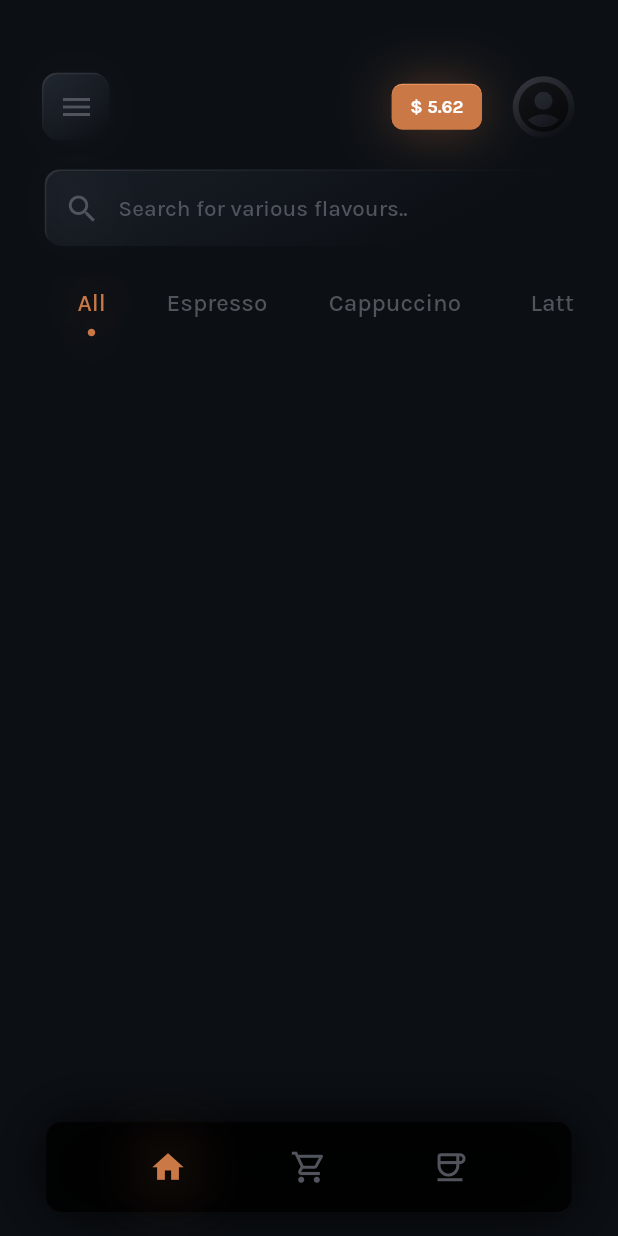
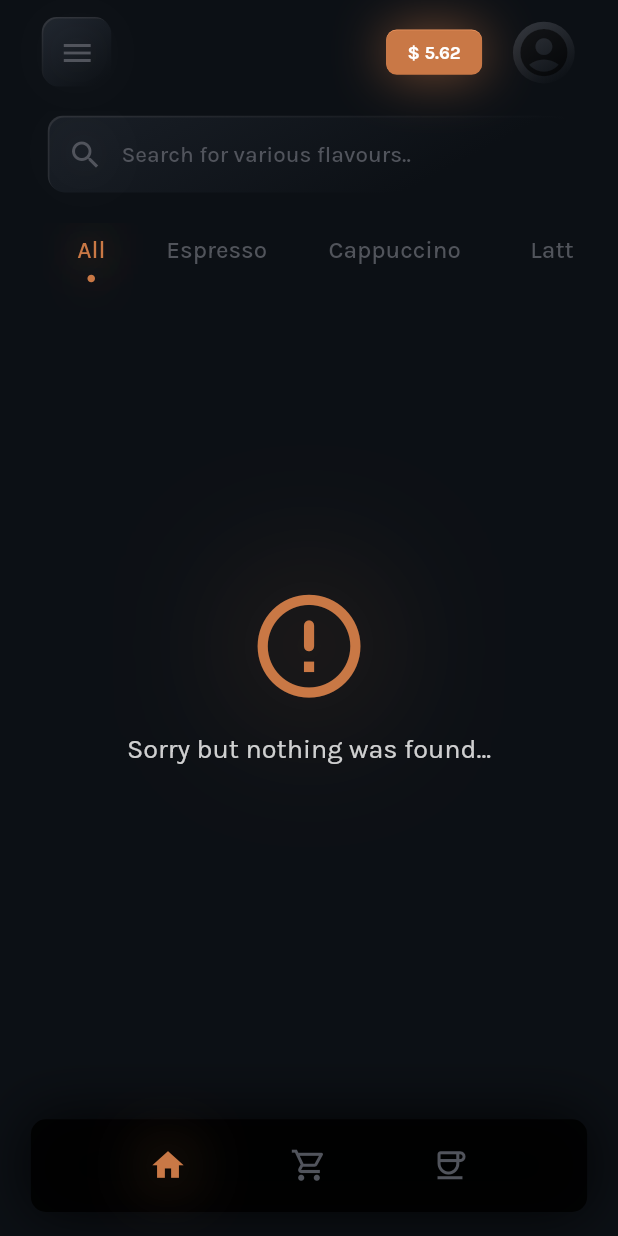
Before and after one commit to xdmg/Cade, a Flutter app: the screen it shows once a user with an empty profile is signed in, on a phone screen of 412 x 824 dp. Run offline on Flutter 3.47's test engine with Material 2 defaults, Android fonts, the phone set to English and light mode, and no system bars; drawn by our look-alikes of loader_overlay; our stand-ins replace another_flushbar, cloud_firestore, firebase_auth, firebase_core; accounts and stored records are empty.

```diff
--- a/lib/Home.dart
+++ b/lib/Home.dart
@@ -4,10 +4,11 @@ import 'package:loader_overlay/loader_overlay.dart';
 import 'package:flutter/material.dart';
 import 'package:flutter/cupertino.dart';
 import 'HomeBody.dart';
+import 'Services/auth.dart';
+import 'Widgets/iconButton.dart';
+import 'Widgets/primaryButton.dart';
 import 'database.dart';
-import 'package:another_flushbar/flushbar.dart';
 import 'package:provider/provider.dart';
-import 'navbar.dart';
 
 class Home extends StatefulWidget {
   Home({Key? key}) : super(key: key);
@@ -19,49 +20,55 @@ class Home extends StatefulWidget {
 class _HomeState extends State<Home> {
   int navigator = 0;
   int current = 0;
+  AuthService _auth = AuthService();
 
   @override
   Widget build(BuildContext context) {
-    final bool showFab = MediaQuery.of(context).viewInsets.bottom == 0.0;
+    final bool showFab = MediaQuery.of(context).viewInsets.bottom != 0.0;
+    double height = MediaQuery.of(context).size.height;
+    double width = MediaQuery.of(context).size.width;
     context.loaderOverlay.hide();
     return StreamProvider<List<Coffee>?>.value(
         initialData: null,
         value: DatabaseService().coffees,
         child: Scaffold(
-          // extendBody: true,
+          extendBody: true,
           floatingActionButtonLocation:
               FloatingActionButtonLocation.centerFloat,
-          floatingActionButton: Container(
-            width: MediaQuery.of(context).size.width * 0.85,
-            height: 60,
+          floatingActionButton: Visibility(
+            visible: !showFab,
+            child: Container(
+              width: width * 0.90,
+              height: height*0.075,
               decoration: BoxDecoration(
                   borderRadius: BorderRadius.circular(10),
-              boxShadow: [new BoxShadow(
-                color: Colors.black,
+                  boxShadow: [
+                    new BoxShadow(
+                      color: Color(0xd9000000),
                       blurRadius: 35.0,
-              ),]
                     ),
+                  ]),
               child: Stack(
                 children: [
                   ClipRect(
                     child: BackdropFilter(
                       filter: ImageFilter.blur(
-                      sigmaX: 9.0,
-                      sigmaY: 9.0,
+                        sigmaX: 2.0,
+                        sigmaY: 2.0,
                       ),
                       child: Container(
-                      decoration: BoxDecoration(
-                        borderRadius: BorderRadius.circular(15),
-                      ),
-                      height: 60,
-                      width: MediaQuery.of(context).size.width * 0.85,
+                          // decoration: BoxDecoration(
+                          //   borderRadius: BorderRadius.circular(15),
+                          // ),
+                          // height: 60,
+                          // width: MediaQuery.of(context).size.width * 0.90,
                           ),
                     ),
                   ),
                   Container(
-                  height: 60,
+                    height: height*0.075,
                     decoration: BoxDecoration(
-                    color: Color(0xcc000000),
+                      color: Color(0xd9000000),
                       borderRadius: BorderRadius.circular(10),
                     ),
                     child: Row(
@@ -170,7 +177,78 @@ class _HomeState extends State<Home> {
                 ],
               ),
             ),
+          ),
           body: current == 0 ? HomeBody() : Container(),
+          appBar: AppBar(
+            toolbarHeight: height * 0.09,
+            elevation: 0.0,
+            backgroundColor: const Color(0xff0c1015),
+            flexibleSpace: Center(
+              child: Column(
+                mainAxisAlignment: MainAxisAlignment.end,
+                children: [
+                  SizedBox(
+                    width: width * 0.86,
+                    child: Row(
+                      mainAxisAlignment: MainAxisAlignment.spaceBetween,
+                      children: [
+                        CustomIconButton(
+                            icon: Icons.menu,
+                            radius: 10.0,
+                            size: height * 0.055,
+                            resFunction: () {}),
+                        Row(
+                          children: [
+                            PrimaryCustomButton(
+                                width: width * 0.155,
+                                height: height * 0.036,
+                                text: "\$ 5.62",
+                                radius: 7,
+                                resFunction: () {}),
+                            SizedBox(
+                              width: width * 0.05,
+                            ),
+                            Container(
+                              width: width * 0.1,
+                              height: width * 0.1,
+                              decoration: BoxDecoration(
+                                borderRadius: BorderRadius.circular(40),
+                                gradient: LinearGradient(
+                                  colors: [
+                                    Color(0x9951545C),
+                                    Color(0x0051545C)
+                                  ],
+                                  begin: Alignment(-1, -1),
+                                  end: Alignment(0.5, 1.0),
+                                  transform: GradientRotation(0.1),
+                                ),
+                              ),
+                              child: MaterialButton(
+                                padding: EdgeInsets.zero,
+                                shape: const CircleBorder(),
+                                minWidth: 0,
+                                onPressed: () {
+                                  _auth.signOut();
+                                },
+                                child: Icon(
+                                  size: height * 0.046,
+                                  Icons.account_circle,
+                                  color: Color(0x99000000),
+                                ),
+                              ),
+                            ),
+                          ],
+                        ),
+                      ],
+                    ),
+                  ),
+                  SizedBox(
+                    height: height * 0.02,
+                  ),
+                ],
+              ),
+            ),
+          ),
         ));
   }
 }
--- a/lib/HomeBody.dart
+++ b/lib/HomeBody.dart
@@ -1,11 +1,7 @@
-
 import 'package:daily_coffee/Widgets/input.dart';
 import 'package:daily_coffee/coffeeFetch.dart';
 import 'package:flutter/material.dart';
 import 'package:flutter/cupertino.dart';
-import 'Services/auth.dart';
-import 'Widgets/iconButton.dart';
-import 'Widgets/primaryButton.dart';
 
 class HomeBody extends StatefulWidget {
   HomeBody({
@@ -18,14 +14,21 @@ class HomeBody extends StatefulWidget {
 
 class _HomeBodyState extends State<HomeBody> {
   final TextEditingController searchController = TextEditingController();
-  AuthService _auth = AuthService();
   int navigator = 0, value = 0;
   String type = "All";
 
+  void notifyParent() {
+      setState(() {
+        value = 0;
+        type = searchController.text;
+        print(type);
+      });
+  }
 
   Widget chip(String text, int val) => TextButton(
         onPressed: () {
           setState(() {
+            searchController.text = "";
             value = val;
             type = text;
           });
@@ -55,7 +58,7 @@ class _HomeBodyState extends State<HomeBody> {
                       fontWeight: FontWeight.w500,
                       fontSize: 16,
                       shadows: <Shadow>[
-                        Shadow(color: Color(0x66C97845), blurRadius: 35.0)
+                        Shadow(color: Color(0xccC97845), blurRadius: 35.0)
                       ],
                       color: Color(0xFFC97845),
                     ),
@@ -63,7 +66,7 @@ class _HomeBodyState extends State<HomeBody> {
                   SizedBox(height: 7),
                   Icon(Icons.circle,
                       shadows: <Shadow>[
-                        Shadow(color: Color(0x66C97845), blurRadius: 35.0)
+                        Shadow(color: Color(0xccC97845), blurRadius: 35.0)
                       ],
                       color: Color(0xFFC97845),
                       size: 6),
@@ -102,67 +105,35 @@ class _HomeBodyState extends State<HomeBody> {
     double height = MediaQuery.of(context).size.height;
     double width = MediaQuery.of(context).size.width;
     print(width);
-    return Padding(
-      padding: EdgeInsets.fromLTRB(29.0, height*0.06, 29, 0),
-      child: Column(
-        crossAxisAlignment: CrossAxisAlignment.center,
+    return ScrollConfiguration(
+      behavior: ScrollBehavior(),
+      child: GlowingOverscrollIndicator(
+        axisDirection: AxisDirection.down,
+        color: const Color(0xffc97846),
+        child: Center(
+          child: SizedBox(
+            width: width*0.86,
+            child: Padding(
+              padding: EdgeInsets.fromLTRB(0,0,0,height*0.025),
+              child: ListView(
+                // crossAxisAlignment: CrossAxisAlignment.center,
+                scrollDirection: Axis.vertical,
                 children: [
-          Row(
-            mainAxisAlignment: MainAxisAlignment.spaceBetween,
-            children: [
-              CustomIconButton(
-                  icon: Icons.menu, radius: 10.0, size: 44, resFunction: () {}),
-              Row(
-                children: [
-                  PrimaryCustomButton(
-                      text: "\$ 5.62", radius: 7, resFunction: () {}),
                   SizedBox(
-                    width: width*0.05,
-                  ),
-                  Container(
-                    width: width*0.1,
-                    height: width*0.1,
-                    decoration: BoxDecoration(
-                      borderRadius: BorderRadius.circular(40),
-                      gradient: LinearGradient(
-                        colors: [Color(0x9951545C), Color(0x0051545C)],
-                        begin: Alignment(-1, -1),
-                        end: Alignment(0.5, 1.0),
-                        transform: GradientRotation(0.1),
-                      ),
-                    ),
-                    child: MaterialButton(
-                      padding: EdgeInsets.zero,
-                      shape: const CircleBorder(),
-                      minWidth: 0,
-                      onPressed: () {
-                        _auth.signOut();
-                      },
-                      child: Icon(
-                        size: 40,
-                        Icons.account_circle,
-                        color: Color(0x99000000),
-                      ),
-                    ),
-                  ),
-                ],
-              ),
-            ],
-          ),
-          SizedBox(
-            height: height*0.025,
+                    height: height * 0.005,
                   ),
                   CustomTextField(
+                      sync: false,
                       radius: 10,
                       text: "Search for various flavours..",
                       icon: Icons.search,
                       childController: searchController,
-              notifyParent: () {},
+                      notifyParent: notifyParent,
                       onClick: () {},
                       parentController: null),
-          SizedBox(height: height*0.025),
+                  SizedBox(height: height * 0.025),
                   Container(
-            height: height*0.070,
+                    height: height * 0.070,
                     child: Row(
                       children: [
                         Expanded(
@@ -196,8 +167,17 @@ class _HomeBodyState extends State<HomeBody> {
                     ),
                   ),
                   // SizedBox(height: 5),
-          SizedBox(height: MediaQuery.of(context).size.height*0.65,child: Coffees(keyword: type,)),
+                  SizedBox(
+                    height: MediaQuery.of(context).size.height * 0.01,
+                  ),
+                  Coffees(
+                    keyword: type,
+                  ),
                 ],
+              ),
+            ),
+          ),
+        ),
       ),
     );
   }
--- a/lib/Login.dart
+++ b/lib/Login.dart
@@ -45,9 +45,11 @@ class _LoginState extends State<Login> {
 
   @override
   Widget build(BuildContext context) {
+    double height = MediaQuery.of(context).size.height;
+    double width = MediaQuery.of(context).size.width;
+
     return Scaffold(
-      body: Center(
-        child: Column(
+      body: Column(
         mainAxisAlignment: MainAxisAlignment.center,
         children: [
           const Text(
@@ -70,6 +72,7 @@ class _LoginState extends State<Login> {
                   parentController: passwordController,
                   notifyParent: notifyParent,
                   onClick: () {},
+                  sync: true,
                 ),
                 SizedBox(height: 10),
                 CustomTextField(
@@ -78,6 +81,7 @@ class _LoginState extends State<Login> {
                   text: "Password",
                   icon: Icons.key_outlined,
                   parent: true,
+                  sync: true,
                   childController: emailController,
                   parentController: passwordController,
                   notifyParent: notifyParent,
@@ -88,7 +92,8 @@ class _LoginState extends State<Login> {
                     dynamic result = await _auth.signIn(
                         emailController.text, passwordController.text);
                     context.loaderOverlay.hide();
-                      if (result.runtimeType == String) FlushBar(result,context).showFlushBar();
+                    if (result.runtimeType == String)
+                      FlushBar(result, context).showFlushBar();
                     passwordController.text = "";
                   },
                 ),
@@ -117,7 +122,6 @@ class _LoginState extends State<Login> {
               )),
         ],
       ),
-      ),
     );
   }
 }
--- a/lib/Register.dart
+++ b/lib/Register.dart
@@ -4,7 +4,6 @@ import 'package:flutter/cupertino.dart';
 import 'package:flutter/material.dart';
 import 'package:loader_overlay/loader_overlay.dart';
 import 'package:daily_coffee/Services/auth.dart';
-
 import 'Widgets/snackbar.dart';
 
 class Register extends StatefulWidget {
@@ -53,6 +52,7 @@ class _RegisterState extends State<Register> {
                   childController: emailController,
                   parentController: passwordController,
                   notifyParent: notifyParent,
+                  sync: true,
                   onClick: () {},
                 ),
                 SizedBox(height: 10),
@@ -65,6 +65,7 @@ class _RegisterState extends State<Register> {
                   childController: emailController,
                   parentController: passwordController,
                   notifyParent: notifyParent,
+                  sync: true,
                   hideText: true,
                   onClick: () async {
                     FocusManager.instance.primaryFocus?.unfocus();
@@ -72,7 +73,8 @@ class _RegisterState extends State<Register> {
                     dynamic result = await _auth.register(
                         emailController.text, passwordController.text);
                     context.loaderOverlay.hide();
-                    if (result.runtimeType == String) FlushBar(result,context).showFlushBar();
+                    if (result.runtimeType == String)
+                      FlushBar(result, context).showFlushBar();
                     passwordController.text = "";
                   },
                 ),
--- a/lib/Widgets/coffeeBlock.dart
+++ b/lib/Widgets/coffeeBlock.dart
@@ -14,7 +14,7 @@ class CoffeeBlock extends StatelessWidget {
   Widget build(BuildContext context) {
     double parentWidth = MediaQuery.of(context).size.width * 0.40;
     return Container(
-      height: 252,
+      height: 254,
       width: parentWidth,
       child: Stack(
           alignment: Alignment.center,
@@ -22,7 +22,7 @@ class CoffeeBlock extends StatelessWidget {
           children: <Widget>[
             Positioned(
               width: parentWidth,
-              height: 252,
+              height: 254,
               bottom: 1.1,
               right: 1.1,
               child: Container(
@@ -39,7 +39,7 @@ class CoffeeBlock extends StatelessWidget {
             ),
             Container(
               width: parentWidth,
-              height: 252,
+              height: 254,
               alignment: Alignment.center,
               decoration: BoxDecoration(
                 borderRadius: BorderRadius.circular(15),
@@ -70,28 +70,38 @@ class CoffeeBlock extends StatelessWidget {
                     ),
                     SizedBox(
                       width: parentWidth * 0.80,
+                      child: Padding(
+                        padding: EdgeInsets.fromLTRB(0, 0, 5, 0),
                         child: Text(name,
-                          overflow: TextOverflow.ellipsis,
+                            overflow: TextOverflow.fade,
+                            maxLines: 1,
+                            softWrap: false,
                             style: TextStyle(
                               fontFamily: 'DMSans',
                               fontSize: 17,
                             )),
+                      ),
                     ),
                     SizedBox(
                       height: 2,
                     ),
                     SizedBox(
                       width: parentWidth * 0.80,
+                      child: Padding(
+                        padding: EdgeInsets.fromLTRB(0, 0, 25, 0),
                         child: Text("With ${desc}",
-                          overflow: TextOverflow.ellipsis,
+                            overflow: TextOverflow.fade,
+                            maxLines: 1,
+                            softWrap: false,
                             style: TextStyle(
                               fontFamily: 'DMSans',
                               fontSize: 12,
                               color: Color(0xff51545C),
                             )),
                       ),
+                    ),
                     SizedBox(
-                      height: 5,
+                      height: 6,
                     ),
                     SizedBox(
                       width: parentWidth * 0.80,
@@ -106,6 +116,9 @@ class CoffeeBlock extends StatelessWidget {
                                 color: Color(0xffC97846),
                               )),
                           Text(" ${price}",
+                              overflow: TextOverflow.fade,
+                              maxLines: 1,
+                              softWrap: false,
                               style: TextStyle(
                                 fontFamily: 'Karla',
                                 fontSize: 17,
--- a/lib/Widgets/input.dart
+++ b/lib/Widgets/input.dart
@@ -11,6 +11,7 @@ class CustomTextField extends StatefulWidget {
   final Function() notifyParent;
   final Function() onClick;
   final hideText;
+  final bool sync;
   bool parent;
 
   CustomTextField(
@@ -23,7 +24,8 @@ class CustomTextField extends StatefulWidget {
       required this.notifyParent,
       this.hideText = false,
       required this.onClick,
-      this.parentController})
+      this.parentController,
+      required this.sync})
       : super(key: key);
 
   @override
@@ -55,7 +57,9 @@ class CustomTextFieldState extends State<CustomTextField> {
           ),
         ),
         Container(
-          width: MediaQuery.of(context).size.width * 0.85,
+          width: widget.sync
+              ? MediaQuery.of(context).size.width * 0.85
+              : MediaQuery.of(context).size.width * 0.84,
           height: 50,
           alignment: Alignment.center,
           decoration: BoxDecoration(
@@ -96,7 +100,7 @@ class CustomTextFieldState extends State<CustomTextField> {
                   ],
                   color: Color(0xff51545C)),
               suffixIcon: widget.parent
-                 ? widget.childController.text.length > 0 &&
+                  ? widget.childController.text.length > 0 &&
                           widget.parentController!.text.length > 0
                       ? MaterialButton(
                           child: Icon(
--- a/lib/Widgets/primaryButton.dart
+++ b/lib/Widgets/primaryButton.dart
@@ -44,7 +44,7 @@ class PrimaryCustomButton extends StatelessWidget {
             color: Color(0xffC97846),
             boxShadow: [
               BoxShadow(
-                color: Color(0x66C97846),
+                color: Color(0x99C97846),
                 blurRadius: 30,
               )
             ],
--- a/lib/coffeeFetch.dart
+++ b/lib/coffeeFetch.dart
@@ -1,9 +1,7 @@
-import 'package:flutter/gestures.dart';
 import 'package:flutter/material.dart';
 import 'package:flutter/cupertino.dart';
 import 'package:daily_coffee/Widgets/coffeeBlock.dart';
 import 'package:provider/provider.dart';
-import 'Widgets/coffeeBlock.dart';
 import 'coffee.dart';
 
 class Coffees extends StatefulWidget {
@@ -17,8 +15,13 @@ class Coffees extends StatefulWidget {
 
 class _CoffeesState extends State<Coffees> {
   List<Widget> coffeeLister(List<Coffee> coffees) {
+    double height = MediaQuery.of(context).size.height;
+    double width = MediaQuery.of(context).size.width;
     List<Widget> finalList = [];
     for (Coffee coffee in coffees) {
+      if (widget.keyword == "All" ||
+          (coffee.name.toLowerCase().contains(widget.keyword.toLowerCase()) ||
+              coffee.desc.toLowerCase().contains(widget.keyword.toLowerCase())))
         finalList.add(CoffeeBlock(
           name: coffee.name,
           desc: coffee.desc,
@@ -26,13 +29,35 @@ class _CoffeesState extends State<Coffees> {
           img: coffee.img,
         ));
     }
+    if (finalList.isEmpty)
       finalList.add(SizedBox(
-      height: 30,
-      width: MediaQuery.of(context).size.width * 0.40,
+          height: height * 0.57,
+          child: Center(
+              child: Column(
+            mainAxisAlignment: MainAxisAlignment.center,
+            crossAxisAlignment: CrossAxisAlignment.center,
+            children: [
+              Icon(
+                Icons.error_outline_rounded,
+                size: width * 0.2,
+                shadows: <Shadow>[
+                  Shadow(color: Color(0xccC97845), blurRadius: width*0.3)
+                ],
+                color: Color(0xFFC97845),
+              ),
+              SizedBox(height: height*0.02,),
+              Text(
+                  style: TextStyle(fontSize: 18, fontFamily: 'Karla'),
+                  "Sorry but nothing was found..."),
+            ],
+          ))));
+    finalList.add(SizedBox(
+      height: height * 0.08,
+      width: width * 0.40,
     ));
     finalList.add(SizedBox(
-      height: 30,
-      width: MediaQuery.of(context).size.width * 0.40,
+      height: height * 0.08,
+      width: width * 0.40,
     ));
     return finalList;
   }
@@ -44,50 +69,11 @@ class _CoffeesState extends State<Coffees> {
     //   print(doc.data());
     var size = MediaQuery.of(context).size;
 
-    return ShaderMask(
-      shaderCallback: (Rect rect) {
-        return LinearGradient(
-          begin: Alignment.topCenter,
-          end: Alignment.bottomCenter,
-          colors: [
-            Colors.black,
-            Colors.transparent,
-            Colors.transparent,
-            Colors.black
-          ],
-          stops: [
-            0.0,
-            0.05,
-            0.95,
-            1.0
-          ], // 10% purple, 80% transparent, 10% purple
-        ).createShader(rect);
-      },
-      blendMode: BlendMode.dstOut,
-      child: ListView(
-          padding: EdgeInsets.fromLTRB(0, size.height*0.0225, 0, 0),
-          // shrinkWrap: true,
-          // physics: ScrollPhysics(),
-          scrollDirection: Axis.vertical,
-          children: [
-            Wrap(
+    return Wrap(
       spacing: MediaQuery.of(context).size.width * 0.04,
-              runSpacing: MediaQuery.of(context).size.height * 0.038,
+      runSpacing: MediaQuery.of(context).size.height * 0.03,
       alignment: WrapAlignment.center,
       children: coffees != null ? coffeeLister(coffees) : [],
-              // [
-              //   ,
-              //   CoffeeBlock(),
-              //   CoffeeBlock(),
-              //   CoffeeBlock(),
-              //   CoffeeBlock(),
-              //   CoffeeBlock(),
-              //   CoffeeBlock(),
-              //   SizedBox(height: 50,),
-              //   SizedBox(height: 50,),
-              // ]
-            ),
-          ]),
     );
   }
 }
--- a/lib/main.dart
+++ b/lib/main.dart
@@ -59,7 +59,9 @@ class MyApp extends StatelessWidget {
                         color: Color(0x990c1015),
                       ),
                       child: Center(
-                        child: Image(image: AssetImage('assets/Cade-loading-outlined-400.gif'),
+                        child: Image(
+                          image: AssetImage(
+                              'assets/Cade-loading-outlined-400.gif'),
                           width: 200,
                           height: 200,
                         ),
```
Lines whose indentation alone changed are shown as unchanged.
